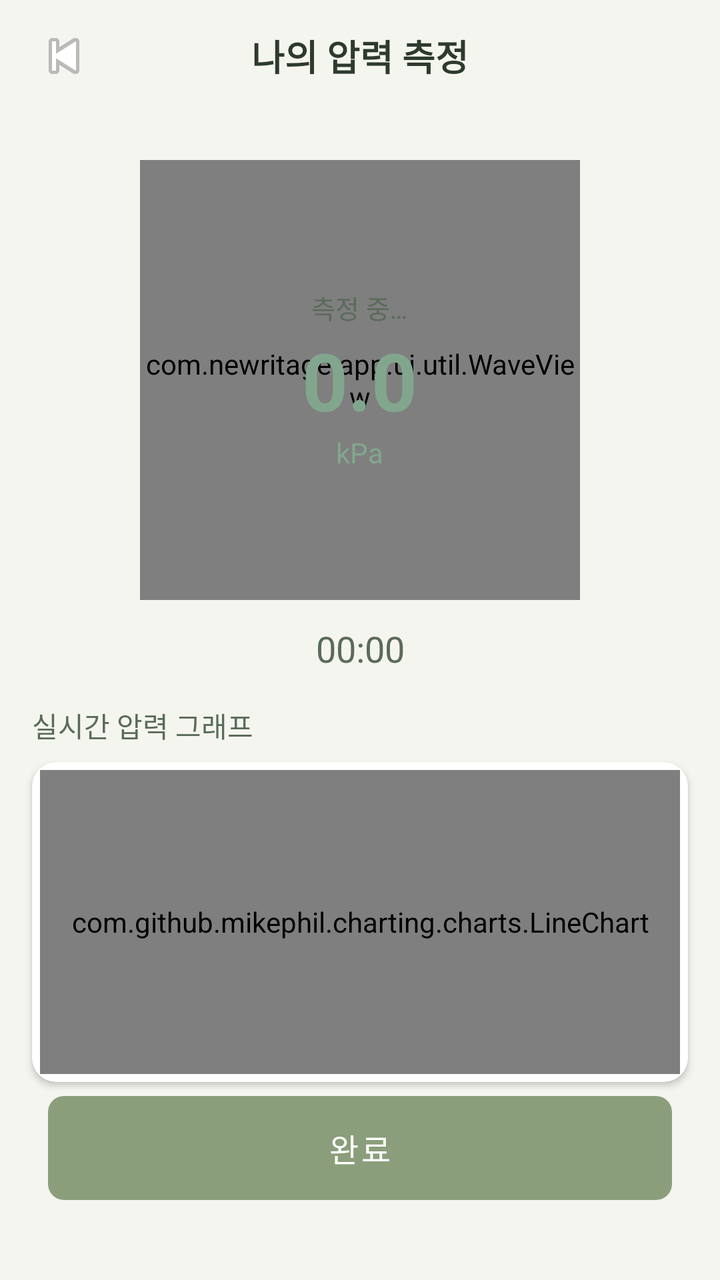
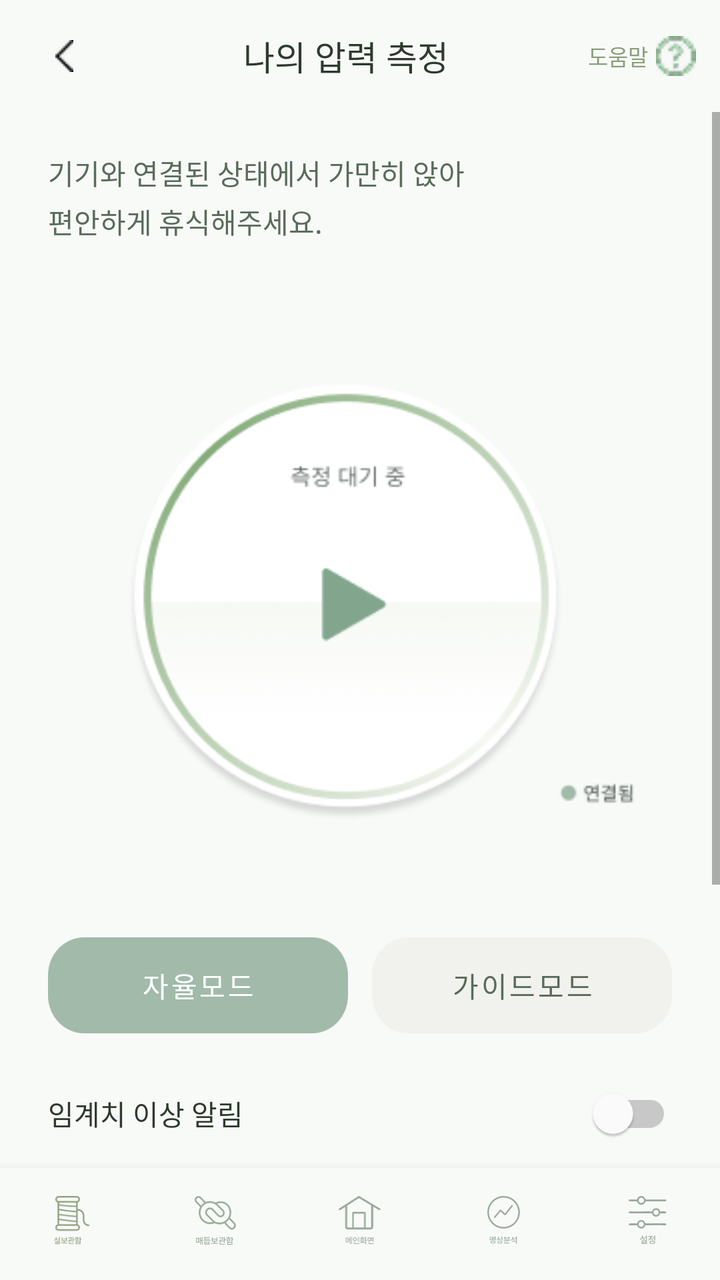

An Android layout rendered at two revisions. The XML below is the earlier revision; the diff shows what the commit changed to produce the second picture.
<!-- AndroidManifest.xml: application theme Theme.NewRitage -->
<!-- res/layout/activity_measurement.xml -->
<?xml version="1.0" encoding="utf-8"?>
<androidx.constraintlayout.widget.ConstraintLayout
    xmlns:android="http://schemas.android.com/apk/res/android"
    xmlns:app="http://schemas.android.com/apk/res-auto"
    android:layout_width="match_parent"
    android:layout_height="match_parent"
    android:background="@color/background">

    
    <FrameLayout
        android:id="@+id/toolbar"
        android:layout_width="0dp"
        android:layout_height="56dp"
        android:background="@color/background"
        app:layout_constraintTop_toTopOf="parent"
        app:layout_constraintStart_toStartOf="parent"
        app:layout_constraintEnd_toEndOf="parent">

        <ImageButton
            android:id="@+id/btnBack"
            android:layout_width="48dp"
            android:layout_height="48dp"
            android:src="@android:drawable/ic_media_previous"
            android:background="?attr/selectableItemBackgroundBorderless"
            android:padding="12dp"
            android:layout_gravity="start|center_vertical"
            android:layout_marginStart="8dp" />

        <TextView
            android:layout_width="wrap_content"
            android:layout_height="wrap_content"
            android:text="@string/measurement_title"
            android:textSize="18sp"
            android:textStyle="bold"
            android:textColor="@color/text_primary"
            android:layout_gravity="center" />
    </FrameLayout>

    
    <FrameLayout
        android:id="@+id/gaugeContainer"
        android:layout_width="220dp"
        android:layout_height="220dp"
        android:layout_marginTop="24dp"
        app:layout_constraintTop_toBottomOf="@id/toolbar"
        app:layout_constraintStart_toStartOf="parent"
        app:layout_constraintEnd_toEndOf="parent">

        <com.newritage.app.ui.util.WaveView
            android:id="@+id/waveView"
            android:layout_width="match_parent"
            android:layout_height="match_parent" />

        <LinearLayout
            android:layout_width="wrap_content"
            android:layout_height="wrap_content"
            android:orientation="vertical"
            android:gravity="center"
            android:layout_gravity="center">

            <TextView
                android:id="@+id/tvTensionStatus"
                android:layout_width="wrap_content"
                android:layout_height="wrap_content"
                android:text="측정 중…"
                android:textSize="13sp"
                android:textColor="@color/text_secondary" />

            <TextView
                android:id="@+id/tvCurrentPressure"
                android:layout_width="wrap_content"
                android:layout_height="wrap_content"
                android:text="0.0"
                android:textSize="40sp"
                android:textColor="@color/text_other"
                android:textStyle="bold" />

            <TextView
                android:layout_width="wrap_content"
                android:layout_height="wrap_content"
                android:text="kPa"
                android:textSize="14sp"
                android:textColor="@color/text_other" />
        </LinearLayout>
    </FrameLayout>

    
    <TextView
        android:id="@+id/tvTimer"
        android:layout_width="wrap_content"
        android:layout_height="wrap_content"
        android:text="00:00"
        android:textSize="18sp"
        android:textColor="@color/text_secondary"
        android:layout_marginTop="12dp"
        app:layout_constraintTop_toBottomOf="@id/gaugeContainer"
        app:layout_constraintStart_toStartOf="parent"
        app:layout_constraintEnd_toEndOf="parent" />

    
    <TextView
        android:id="@+id/tvChartLabel"
        android:layout_width="0dp"
        android:layout_height="wrap_content"
        android:text="@string/realtime_chart_label"
        android:textSize="14sp"
        android:textColor="@color/text_secondary"
        android:layout_marginStart="16dp"
        android:layout_marginTop="16dp"
        app:layout_constraintTop_toBottomOf="@id/tvTimer"
        app:layout_constraintStart_toStartOf="parent"
        app:layout_constraintEnd_toEndOf="parent" />

    
    <androidx.cardview.widget.CardView
        android:id="@+id/cardChart"
        android:layout_width="0dp"
        android:layout_height="160dp"
        android:layout_marginStart="16dp"
        android:layout_marginEnd="16dp"
        android:layout_marginTop="8dp"
        app:cardCornerRadius="12dp"
        app:cardElevation="2dp"
        app:cardBackgroundColor="@color/surface"
        app:layout_constraintTop_toBottomOf="@id/tvChartLabel"
        app:layout_constraintStart_toStartOf="parent"
        app:layout_constraintEnd_toEndOf="parent">

        <com.github.mikephil.charting.charts.LineChart
            android:id="@+id/lineChart"
            android:layout_width="match_parent"
            android:layout_height="match_parent"
            android:layout_margin="4dp" />
    </androidx.cardview.widget.CardView>

    
    <Button
        android:id="@+id/btnStop"
        android:layout_width="0dp"
        android:layout_height="52dp"
        android:text="@string/btn_stop"
        android:background="@drawable/btn_primary_bg"
        android:textColor="@color/white"
        android:textSize="16sp"
        android:stateListAnimator="@null"
        android:layout_marginStart="24dp"
        android:layout_marginEnd="24dp"
        android:layout_marginBottom="40dp"
        app:layout_constraintBottom_toBottomOf="parent"
        app:layout_constraintStart_toStartOf="parent"
        app:layout_constraintEnd_toEndOf="parent" />

</androidx.constraintlayout.widget.ConstraintLayout>
<!-- resources referenced by this layout -->
<resources>
  <color name="background">#F5F5F0</color>
  <color name="surface">#FFFFFF</color>
  <color name="text_other">#82A68D</color>
  <color name="text_primary">#2D3A2D</color>
  <color name="text_secondary">#5A6B5A</color>
  <color name="white">#FFFFFF</color>
  <!-- drawable btn_primary_bg (drawable) -->
  <?xml version="1.0" encoding="utf-8"?>
  <shape xmlns:android="http://schemas.android.com/apk/res/android"
      android:shape="rectangle">
      <solid android:color="@color/primary" />
      <corners android:radius="8dp" />
  </shape>
  <string name="btn_stop">완료</string>
  <string name="measurement_title">나의 압력 측정</string>
  <string name="realtime_chart_label">실시간 압력 그래프</string>
  <style name="Theme.NewRitage" parent="Theme.MaterialComponents.Light.NoActionBar">
          <item name="colorPrimary">@color/primary</item>
          <item name="colorPrimaryDark">@color/primary_dark</item>
          <item name="colorAccent">@color/primary</item>
          <item name="android:windowBackground">@color/background</item>
          <item name="android:statusBarColor">@color/primary</item>
          <item name="android:fontFamily">sans-serif</item>
      </style>
  <color name="primary">#8B9E7B</color>
  <color name="primary_dark">#6B7E5B</color>
</resources>

<!-- the commit's change to res/layout/activity_measurement.xml (unified diff, before → after) -->
@@ -1,153 +1,403 @@
 <?xml version="1.0" encoding="utf-8"?>
 <androidx.constraintlayout.widget.ConstraintLayout
+    xmlns:tools="http://schemas.android.com/tools"
     xmlns:android="http://schemas.android.com/apk/res/android"
     xmlns:app="http://schemas.android.com/apk/res-auto"
     android:layout_width="match_parent"
     android:layout_height="match_parent"
-    android:background="@color/background">
+    android:background="#F8FAF8">
+
+    
+    <LinearLayout
+        android:id="@+id/toolbar"
+        android:layout_width="match_parent"
+        android:layout_height="56dp"
+        android:background="#F8FAF8"
+        android:gravity="center_vertical"
+        android:orientation="horizontal"
+        android:paddingHorizontal="12dp"
+        app:layout_constraintTop_toTopOf="parent">
+
+        <ImageButton
+            android:id="@+id/btnBack"
+            android:layout_width="40dp"
+            android:layout_height="40dp"
+            android:background="?attr/selectableItemBackgroundBorderless"
+            android:src="@drawable/back"
+            android:contentDescription="뒤로"/>
+
+        <TextView
+            android:layout_width="0dp"
+            android:layout_height="wrap_content"
+            android:layout_weight="1"
+            android:gravity="center"
+            android:text="@string/measurement_title"
+            android:textColor="@color/text_primary"
+            android:textSize="17sp"/>
+
+        
+        <LinearLayout
+            android:id="@+id/btnHelp"
+            android:layout_width="wrap_content"
+            android:layout_height="40dp"
+            android:gravity="center"
+            android:orientation="horizontal"
+            android:background="?attr/selectableItemBackgroundBorderless">
+            <TextView
+                android:layout_width="wrap_content"
+                android:layout_height="wrap_content"
+                android:text="도움말"
+                android:textColor="@color/primary"
+                android:textSize="11sp"
+                android:layout_marginEnd="4dp"/>
+            <ImageView
+                android:layout_width="20dp"
+                android:layout_height="20dp"
+                android:src="@drawable/ic_help_outline"/>
+        </LinearLayout>
+    </LinearLayout>
+
+    
+    
+    
+    <ScrollView
+        tools:visibility="visible"
+        android:id="@+id/screenWaiting"
+        android:layout_width="match_parent"
+        android:layout_height="0dp"
+        android:fillViewport="true"
+        app:layout_constraintTop_toBottomOf="@id/toolbar"
+        app:layout_constraintBottom_toTopOf="@id/bottomNav">
+
+        <LinearLayout
+            android:layout_width="match_parent"
+            android:layout_height="wrap_content"
+            android:orientation="vertical"
+            android:paddingHorizontal="24dp"
+            android:paddingTop="20dp"
+            android:paddingBottom="16dp">
+
+            
+            <TextView
+                android:layout_width="match_parent"
+                android:layout_height="wrap_content"
+                android:text="기기와 연결된 상태에서 가만히 앉아\n편안하게 휴식해주세요."
+                android:textColor="@color/text_secondary"
+                android:textSize="14sp"
+                android:lineSpacingExtra="4dp"/>
+
+            
+            <FrameLayout
+                android:layout_width="300dp"
+                android:layout_height="300dp"
+                android:layout_gravity="center_horizontal"
+                android:layout_marginTop="28dp">
+
+                <ImageView
+                    android:id="@+id/imgMeasureStart"
+                    android:layout_width="match_parent"
+                    android:layout_height="match_parent"
+                    android:src="@drawable/medi_ready_new"
+                    android:clickable="true"
+                    android:focusable="true"
+                    android:scaleType="fitCenter"/>
+            </FrameLayout>
+
+            
+            <LinearLayout
+                android:id="@+id/layoutModeToggle"
+                android:layout_width="match_parent"
+                android:layout_height="wrap_content"
+                android:layout_marginTop="20dp"
+                android:orientation="horizontal">
+
+                <Button
+                    android:id="@+id/btnAutoMode"
+                    android:layout_width="0dp"
+                    android:layout_height="48dp"
+                    android:layout_weight="1"
+                    android:layout_marginEnd="6dp"
+                    android:background="@drawable/bg_mode_selected"
+                    app:backgroundTint="@null"
+                    android:gravity="center"
+                    android:text="자율모드"
+                    android:textAllCaps="false"
+                    android:textColor="@color/white"
+                    android:textSize="14sp"/>
+
+                <Button
+                    android:id="@+id/btnGuideMode"
+                    android:layout_width="0dp"
+                    android:layout_height="48dp"
+                    android:layout_marginStart="6dp"
+                    android:layout_weight="1"
+                    android:background="@drawable/bg_mode_unselected"
+                    app:backgroundTint="@null"
+                    android:gravity="center"
+                    android:text="가이드모드"
+                    android:textAllCaps="false"
+                    android:textColor="@color/text_secondary"
+                    android:textSize="14sp" />
+            </LinearLayout>
+
+            
+            <LinearLayout
+                android:id="@+id/layoutThresholdAlert"
+                android:layout_width="match_parent"
+                android:layout_height="wrap_content"
+                android:layout_marginTop="16dp"
+                android:gravity="center_vertical"
+                android:orientation="horizontal">
+
+                <TextView
+                    android:layout_width="0dp"
+                    android:layout_height="wrap_content"
+                    android:layout_weight="1"
+                    android:text="임계치 이상 알림"
+                    android:textColor="@color/text_primary"
+                    android:textSize="14sp"/>
+
+                <com.google.android.material.switchmaterial.SwitchMaterial
+                    android:id="@+id/switchThresholdAlert"
+                    android:layout_width="wrap_content"
+                    android:layout_height="wrap_content"
+                    app:trackTint="@color/switch_track_tint"
+                    app:thumbTint="@color/white"/>
+            </LinearLayout>
+
+            
+            
+            <ImageView
+                android:id="@+id/imgMeasurementGuide"
+                android:layout_width="match_parent"
+                android:layout_height="wrap_content"
+                android:layout_marginTop="20dp"
+                android:layout_marginBottom="12dp"
+                android:adjustViewBounds="true"
+                android:src="@drawable/img_measurement_guide_new"
+                android:scaleType="fitCenter"
+                android:contentDescription="측정 안내"/>
+
+        </LinearLayout>
+    </ScrollView>
+
+    
+    
+    
+    <ScrollView
+        android:id="@+id/screenMeasuring"
+        android:layout_width="match_parent"
+        android:layout_height="0dp"
+        android:fillViewport="true"
+        android:visibility="gone"
+        app:layout_constraintTop_toBottomOf="@id/toolbar"
+        app:layout_constraintBottom_toTopOf="@id/bottomNav">
+
+        <LinearLayout
+            android:layout_width="match_parent"
+            android:layout_height="wrap_content"
+            android:orientation="vertical"
+            android:paddingHorizontal="24dp"
+            android:paddingTop="20dp"
+            android:paddingBottom="20dp">
+
+            
+            <TextView
+                android:layout_width="wrap_content"
+                android:layout_height="wrap_content"
+                android:text="현재 압력 상태"
+                android:textColor="@color/text_primary"
+                android:textSize="20sp"
+                android:textStyle="bold"/>
+
+            <TextView
+                android:id="@+id/tvFeedbackStatus"
+                android:layout_width="wrap_content"
+                android:layout_height="wrap_content"
+                android:layout_marginTop="4dp"
+                android:text="적정 범위 내의 편안한 압력입니다."
+                android:textColor="@color/text_secondary"
+                android:textSize="13sp"/>
+
+            
+            <FrameLayout
+                android:layout_width="224dp"
+                android:layout_height="224dp"
+                android:layout_gravity="center_horizontal"
+                android:layout_marginTop="20dp">
+
+                <com.newritage.app.ui.util.WaveViewNew
+                    android:id="@+id/waveView"
+                    android:layout_width="match_parent"
+                    android:layout_height="match_parent"/>
+
+                <LinearLayout
+                    android:layout_width="match_parent"
+                    android:layout_height="match_parent"
+                    android:gravity="center"
+                    android:orientation="vertical">
+
+                    <TextView
+                        android:layout_width="wrap_content"
+                        android:layout_height="wrap_content"
+                        android:text="측정 중..."
+                        android:textColor="#AAAAAA"
+                        android:textSize="13sp"
+                        android:layout_marginBottom="4dp"/>
+
+                    <LinearLayout
+                        android:layout_width="wrap_content"
+                        android:layout_height="wrap_content"
+                        android:gravity="bottom"
+                        android:orientation="horizontal">
+                        <TextView
+                            android:id="@+id/tvPressureValue"
+                            android:layout_width="wrap_content"
+                            android:layout_height="wrap_content"
+                            android:text="32"
+                            android:textColor="#8B9E7B"
+                            android:textSize="56sp"
+                            android:fontFamily="sans-serif-light"/>
+                        <TextView
+                            android:layout_width="wrap_content"
+                            android:layout_height="wrap_content"
+                            android:layout_marginBottom="12dp"
+                            android:text=" kPa"
+                            android:textColor="#AAAAAA"
+                            android:textSize="15sp"/>
+                    </LinearLayout>
+                </LinearLayout>
+            </FrameLayout>
+
+            
+            <androidx.cardview.widget.CardView
+                android:layout_width="match_parent"
+                android:layout_height="52dp"
+                android:layout_marginTop="14dp"
+                app:cardCornerRadius="26dp"
+                app:cardElevation="0dp"
+                app:cardBackgroundColor="#F2F6F0">
+
+                <LinearLayout
+                    android:layout_width="match_parent"
+                    android:layout_height="match_parent"
+                    android:gravity="center_vertical"
+                    android:orientation="horizontal"
+                    android:paddingHorizontal="16dp">
+
+                    
+                    <FrameLayout
+                        android:layout_width="32dp"
+                        android:layout_height="32dp"
+                        android:layout_marginEnd="12dp"
+                        android:background="@drawable/bg_circle_white">
+                        <ImageView
+                            android:layout_width="16dp"
+                            android:layout_height="16dp"
+                            android:layout_gravity="center"
+                            android:src="@drawable/ic_pause"
+                            app:tint="@color/primary"/>
+                    </FrameLayout>
+
+                    <LinearLayout
+                        android:layout_width="wrap_content"
+                        android:layout_height="wrap_content"
+                        android:orientation="vertical">
+                        <TextView
+                            android:layout_width="wrap_content"
+                            android:layout_height="wrap_content"
+                            android:text="명상 시간"
+                            android:textColor="@color/primary"
+                            android:textSize="11sp"/>
+                        <TextView
+                            android:id="@+id/tvSessionTime"
+                            android:layout_width="wrap_content"
+                            android:layout_height="wrap_content"
+                            android:text="00:00"
+                            android:textColor="@color/text_primary"
+                            android:textSize="18sp"
+                            android:textStyle="bold"/>
+                    </LinearLayout>
+                </LinearLayout>
+            </androidx.cardview.widget.CardView>
+
+            
+            <TextView
+                android:layout_width="wrap_content"
+                android:layout_height="wrap_content"
+                android:layout_marginTop="24dp"
+                android:layout_marginBottom="8dp"
+                android:text="실시간 압력 그래프"
+                android:textColor="@color/text_primary"
+                android:textSize="16sp"
+                android:textStyle="bold"/>
+
+            <com.github.mikephil.charting.charts.LineChart
+                android:id="@+id/lineChart"
+                android:layout_width="match_parent"
+                android:layout_height="180dp"/>
+
+            
+            <androidx.cardview.widget.CardView
+                android:layout_width="match_parent"
+                android:layout_height="56dp"
+                android:layout_marginTop="24dp"
+                app:cardCornerRadius="28dp"
+                app:cardElevation="2dp"
+                app:cardBackgroundColor="#F4F4F4">
+                <Button
+                    android:id="@+id/btnSessionComplete"
+                    android:layout_width="match_parent"
+                    android:layout_height="match_parent"
+                    android:background="@android:color/transparent"
+                    android:text="명상 완료"
+                    android:textColor="@color/text_primary"
+                    android:textSize="16sp"
+                    android:textAllCaps="false"/>
+            </androidx.cardview.widget.CardView>
+
+        </LinearLayout>
+    </ScrollView>
+
+    
+    <com.google.android.material.bottomnavigation.BottomNavigationView
+        android:id="@+id/bottomNav"
+        android:layout_width="match_parent"
+        android:layout_height="wrap_content"
+        android:background="#F8FAF8"
+        android:elevation="0dp"
+        app:itemIconTint="@color/nav_selector"
+        app:itemTextColor="@color/nav_selector"
+        app:itemIconSize="28dp"
+        app:labelVisibilityMode="unlabeled"
+        app:menu="@menu/bottom_nav_menu"
+        app:layout_constraintBottom_toBottomOf="parent"/>
 
     
     <FrameLayout
-        android:id="@+id/toolbar"
+        android:id="@+id/layoutHelpOverlay"
         android:layout_width="0dp"
-        android:layout_height="56dp"
-        android:background="@color/background"
+        android:layout_height="0dp"
+        android:background="#99000000"
+        android:visibility="gone"
+        android:clickable="true"
+        android:focusable="true"
         app:layout_constraintTop_toTopOf="parent"
+        app:layout_constraintBottom_toBottomOf="parent"
         app:layout_constraintStart_toStartOf="parent"
         app:layout_constraintEnd_toEndOf="parent">
 
-        <ImageButton
-            android:id="@+id/btnBack"
-            android:layout_width="48dp"
-            android:layout_height="48dp"
-            android:src="@android:drawable/ic_media_previous"
-            android:background="?attr/selectableItemBackgroundBorderless"
-            android:padding="12dp"
-            android:layout_gravity="start|center_vertical"
-            android:layout_marginStart="8dp" />
-
-        <TextView
+        <ImageView
+            android:id="@+id/imgHelpContent"
             android:layout_width="wrap_content"
             android:layout_height="wrap_content"
-            android:text="@string/measurement_title"
-            android:textSize="18sp"
-            android:textStyle="bold"
-            android:textColor="@color/text_primary"
-            android:layout_gravity="center" />
+            android:layout_gravity="center"
+            android:padding="32dp"
+            android:adjustViewBounds="true"
+            android:src="@drawable/help_new"
+            android:alpha="1.0"
+            android:scaleType="fitCenter"/>
+
     </FrameLayout>
 
-    
-    <FrameLayout
-        android:id="@+id/gaugeContainer"
-        android:layout_width="220dp"
-        android:layout_height="220dp"
-        android:layout_marginTop="24dp"
-        app:layout_constraintTop_toBottomOf="@id/toolbar"
-        app:layout_constraintStart_toStartOf="parent"
-        app:layout_constraintEnd_toEndOf="parent">
-
-        <com.newritage.app.ui.util.WaveView
-            android:id="@+id/waveView"
-            android:layout_width="match_parent"
-            android:layout_height="match_parent" />
-
-        <LinearLayout
-            android:layout_width="wrap_content"
-            android:layout_height="wrap_content"
-            android:orientation="vertical"
-            android:gravity="center"
-            android:layout_gravity="center">
-
-            <TextView
-                android:id="@+id/tvTensionStatus"
-                android:layout_width="wrap_content"
-                android:layout_height="wrap_content"
-                android:text="측정 중…"
-                android:textSize="13sp"
-                android:textColor="@color/text_secondary" />
-
-            <TextView
-                android:id="@+id/tvCurrentPressure"
-                android:layout_width="wrap_content"
-                android:layout_height="wrap_content"
-                android:text="0.0"
-                android:textSize="40sp"
-                android:textColor="@color/text_other"
-                android:textStyle="bold" />
-
-            <TextView
-                android:layout_width="wrap_content"
-                android:layout_height="wrap_content"
-                android:text="kPa"
-                android:textSize="14sp"
-                android:textColor="@color/text_other" />
-        </LinearLayout>
-    </FrameLayout>
-
-    
-    <TextView
-        android:id="@+id/tvTimer"
-        android:layout_width="wrap_content"
-        android:layout_height="wrap_content"
-        android:text="00:00"
-        android:textSize="18sp"
-        android:textColor="@color/text_secondary"
-        android:layout_marginTop="12dp"
-        app:layout_constraintTop_toBottomOf="@id/gaugeContainer"
-        app:layout_constraintStart_toStartOf="parent"
-        app:layout_constraintEnd_toEndOf="parent" />
-
-    
-    <TextView
-        android:id="@+id/tvChartLabel"
-        android:layout_width="0dp"
-        android:layout_height="wrap_content"
-        android:text="@string/realtime_chart_label"
-        android:textSize="14sp"
-        android:textColor="@color/text_secondary"
-        android:layout_marginStart="16dp"
-        android:layout_marginTop="16dp"
-        app:layout_constraintTop_toBottomOf="@id/tvTimer"
-        app:layout_constraintStart_toStartOf="parent"
-        app:layout_constraintEnd_toEndOf="parent" />
-
-    
-    <androidx.cardview.widget.CardView
-        android:id="@+id/cardChart"
-        android:layout_width="0dp"
-        android:layout_height="160dp"
-        android:layout_marginStart="16dp"
-        android:layout_marginEnd="16dp"
-        android:layout_marginTop="8dp"
-        app:cardCornerRadius="12dp"
-        app:cardElevation="2dp"
-        app:cardBackgroundColor="@color/surface"
-        app:layout_constraintTop_toBottomOf="@id/tvChartLabel"
-        app:layout_constraintStart_toStartOf="parent"
-        app:layout_constraintEnd_toEndOf="parent">
-
-        <com.github.mikephil.charting.charts.LineChart
-            android:id="@+id/lineChart"
-            android:layout_width="match_parent"
-            android:layout_height="match_parent"
-            android:layout_margin="4dp" />
-    </androidx.cardview.widget.CardView>
-
-    
-    <Button
-        android:id="@+id/btnStop"
-        android:layout_width="0dp"
-        android:layout_height="52dp"
-        android:text="@string/btn_stop"
-        android:background="@drawable/btn_primary_bg"
-        android:textColor="@color/white"
-        android:textSize="16sp"
-        android:stateListAnimator="@null"
-        android:layout_marginStart="24dp"
-        android:layout_marginEnd="24dp"
-        android:layout_marginBottom="40dp"
-        app:layout_constraintBottom_toBottomOf="parent"
-        app:layout_constraintStart_toStartOf="parent"
-        app:layout_constraintEnd_toEndOf="parent" />
-
 </androidx.constraintlayout.widget.ConstraintLayout>
<!-- resource entries referenced after the edit -->
@@ -1,21 +1,66 @@
 <!-- resources referenced by this layout -->
 <resources>
-  <color name="background">#F5F5F0</color>
-  <color name="surface">#FFFFFF</color>
-  <color name="text_other">#82A68D</color>
+  <color name="background">#FFFFFF</color>
   <color name="text_primary">#2D3A2D</color>
   <color name="text_secondary">#5A6B5A</color>
   <color name="white">#FFFFFF</color>
-  <!-- drawable btn_primary_bg (drawable) -->
-  <?xml version="1.0" encoding="utf-8"?>
-  <shape xmlns:android="http://schemas.android.com/apk/res/android"
-      android:shape="rectangle">
-      <solid android:color="@color/primary" />
-      <corners android:radius="8dp" />
-  </shape>
-  <string name="btn_stop">완료</string>
+  <!-- drawable back: png bitmap (drawable, 368 bytes) -->
+  <!-- drawable bg_circle_white (drawable) -->
+  <vector xmlns:android="http://schemas.android.com/apk/res/android"
+      android:width="33dp"
+      android:height="33dp"
+      android:viewportWidth="33"
+      android:viewportHeight="33">
+    <path
+        android:strokeWidth="1"
+        android:pathData="M16.429,0.5C25.236,0.5 32.357,7.491 32.357,16.094C32.357,24.696 25.236,31.687 16.429,31.687C7.622,31.687 0.5,24.696 0.5,16.094C0.5,7.491 7.622,0.5 16.429,0.5Z"
+        android:fillColor="#ffffff"
+        android:strokeColor="#EAEFE5"/>
+  </vector>
+  <!-- drawable bg_mode_selected (drawable) -->
+  <vector xmlns:android="http://schemas.android.com/apk/res/android"
+      android:width="108dp"
+      android:height="33dp"
+      android:viewportWidth="108"
+      android:viewportHeight="33">
+    <path
+        android:pathData="M0,13C0,5.82 5.82,0 13,0H95C102.18,0 108,5.82 108,13V20C108,27.18 102.18,33 95,33H13C5.82,33 0,27.18 0,20V13Z"
+        android:fillColor="#A1BAA9"/>
+  </vector>
+  <!-- drawable bg_mode_unselected (drawable) -->
+  <vector xmlns:android="http://schemas.android.com/apk/res/android"
+      android:width="108dp"
+      android:height="33dp"
+      android:viewportWidth="108"
+      android:viewportHeight="33">
+    <path
+        android:pathData="M13,0.15H95C102.1,0.15 107.85,5.9 107.85,13V20C107.85,27.1 102.1,32.85 95,32.85H13C5.9,32.85 0.15,27.1 0.15,20V13C0.15,5.9 5.9,0.15 13,0.15Z"
+        android:fillColor="#F0F2ED"
+        android:fillAlpha="0.94"/>
+    <path
+        android:pathData="M13,0.15H95C102.1,0.15 107.85,5.9 107.85,13V20C107.85,27.1 102.1,32.85 95,32.85H13C5.9,32.85 0.15,27.1 0.15,20V13C0.15,5.9 5.9,0.15 13,0.15Z"
+        android:strokeWidth="0.3"
+        android:fillColor="#00000000"
+        android:strokeColor="#F0F2ED"/>
+  </vector>
+  <!-- drawable help_new: png bitmap (drawable, 202615 bytes) -->
+  <!-- drawable ic_help_outline: png bitmap (drawable, 861 bytes) -->
+  <!-- drawable ic_pause (drawable) -->
+  <vector xmlns:android="http://schemas.android.com/apk/res/android"
+      android:width="10dp"
+      android:height="15dp"
+      android:viewportWidth="10"
+      android:viewportHeight="15">
+    <path
+        android:pathData="M0,0h2.279v14.431h-2.279z"
+        android:fillColor="#85AC7B"/>
+    <path
+        android:pathData="M6.952,0h2.279v14.431h-2.279z"
+        android:fillColor="#85AC7B"/>
+  </vector>
+  <!-- drawable img_measurement_guide_new: vector/xml drawable (drawable, 56440 chars, omitted) -->
+  <!-- drawable medi_ready_new: png bitmap (drawable, 26991 bytes) -->
   <string name="measurement_title">나의 압력 측정</string>
-  <string name="realtime_chart_label">실시간 압력 그래프</string>
   <style name="Theme.NewRitage" parent="Theme.MaterialComponents.Light.NoActionBar">
           <item name="colorPrimary">@color/primary</item>
           <item name="colorPrimaryDark">@color/primary_dark</item>
